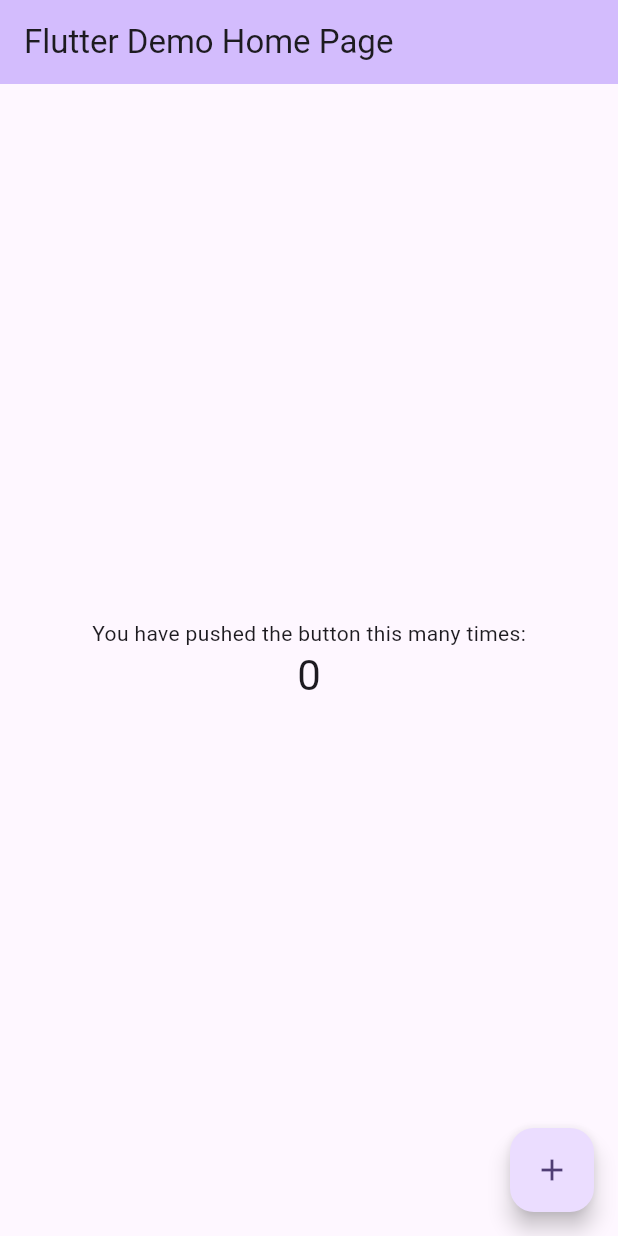
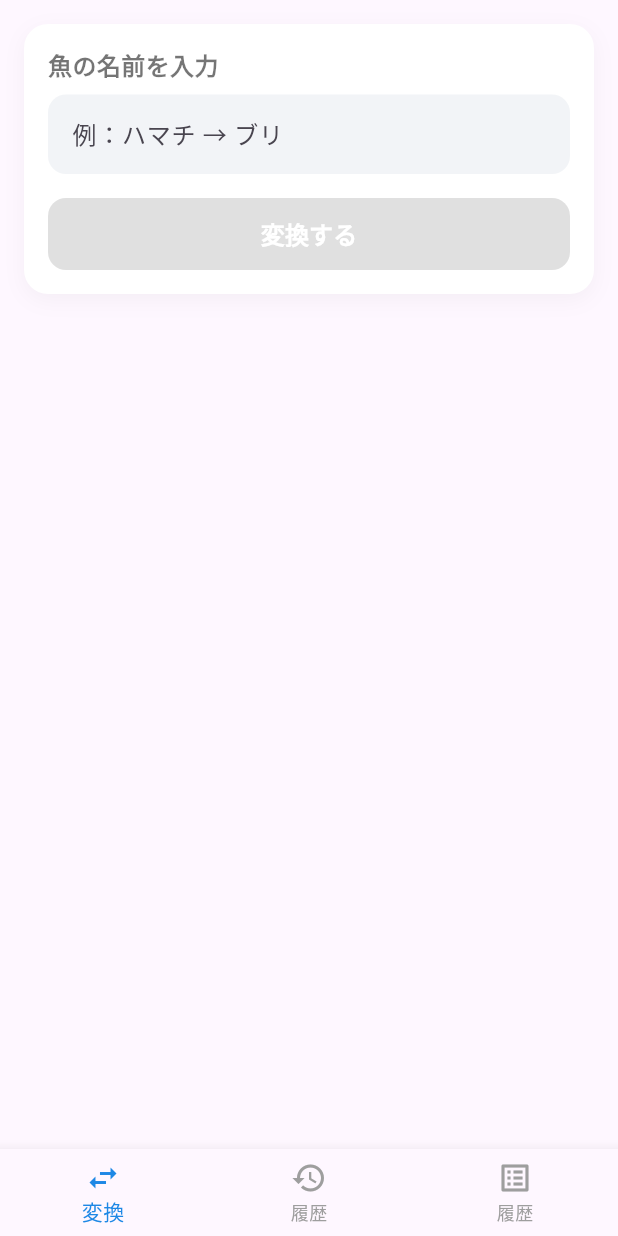
Before and after one commit to koala-craft/gyofu, a Flutter app: the screen it shows after launch, on a phone screen of 412 x 824 dp. Run offline on Flutter 3.47's test engine with Material 3 defaults, Android fonts, the light colour scheme and no system bars; our stand-ins replace go_router.

Commit message:
create convert name page create 3page navi

```diff
--- /dev/null
+++ b/lib/app/main_scaffold.dart
@@ -0,0 +1,52 @@
+import 'package:flutter/material.dart';
+import 'package:go_router/go_router.dart';
+
+class MainScaffold extends StatelessWidget {
+  final Widget child;
+
+  const MainScaffold({super.key, required this.child});
+
+  int _locationToIndex(BuildContext context) {
+    final location = GoRouterState.of(context).uri.toString();
+
+    if (location.startsWith('/history')) return 1;
+    if (location.startsWith('/settings')) return 2;
+    return 0;
+  }
+
+  void _onTap(BuildContext context, int index) {
+    switch (index) {
+      case 0:
+        context.go('/');
+        break;
+      case 1:
+        context.go('/history');
+        break;
+      case 2:
+        context.go('/settings');
+        break;
+    }
+  }
+
+  @override
+  Widget build(BuildContext context) {
+    final currentIndex = _locationToIndex(context);
+
+    return Scaffold(
+      body: child,
+      bottomNavigationBar: BottomNavigationBar(
+        currentIndex: currentIndex,
+        onTap: (i) => _onTap(context, i),
+        type: BottomNavigationBarType.fixed,
+        selectedItemColor: const Color(0xFF1E88E5),
+        unselectedItemColor: Colors.grey,
+        items: const [
+          BottomNavigationBarItem(icon: Icon(Icons.swap_horiz), label: '変換'),
+          BottomNavigationBarItem(icon: Icon(Icons.history), label: '履歴'),
+          BottomNavigationBarItem(icon: Icon(Icons.list_alt), label: '履歴'),
+          // BottomNavigationBarItem(icon: Icon(Icons.settings), label: '設定'),
+        ],
+      ),
+    );
+  }
+}
--- /dev/null
+++ b/lib/data/fish_mock.dart
@@ -0,0 +1,7 @@
+const Map<String, String> fishMock = {
+  'ハマチ': 'ブリ',
+  'ツバス': 'ブリ',
+  'イナダ': 'ブリ',
+  'アジ': 'マアジ',
+  'サバ': 'マサバ',
+};
--- /dev/null
+++ b/lib/data/fish_repository.dart
@@ -0,0 +1,7 @@
+import 'fish_mock.dart';
+
+class FishRepository {
+  String convert(String input) {
+    return fishMock[input] ?? '該当する魚が見つかりません';
+  }
+}
--- a/lib/main.dart
+++ b/lib/main.dart
@@ -1,4 +1,5 @@
 import 'package:flutter/material.dart';
+import 'router.dart';
 
 void main() {
   runApp(const MyApp());
@@ -10,27 +11,11 @@ class MyApp extends StatelessWidget {
   // This widget is the root of your application.
   @override
   Widget build(BuildContext context) {
-    return MaterialApp(
+    return MaterialApp.router(
       title: 'Flutter Demo',
-      theme: ThemeData(
-        // This is the theme of your application.
-        //
-        // TRY THIS: Try running your application with "flutter run". You'll see
-        // the application has a purple toolbar. Then, without quitting the app,
-        // try changing the seedColor in the colorScheme below to Colors.green
-        // and then invoke "hot reload" (save your changes or press the "hot
-        // reload" button in a Flutter-supported IDE, or press "r" if you used
-        // the command line to start the app).
-        //
-        // Notice that the counter didn't reset back to zero; the application
-        // state is not lost during the reload. To reset the state, use hot
-        // restart instead.
-        //
-        // This works for code too, not just values: Most code changes can be
-        // tested with just a hot reload.
-        colorScheme: .fromSeed(seedColor: Colors.deepPurple),
-      ),
-      home: const MyHomePage(title: 'Flutter Demo Home Page'),
+      routerConfig: router,
+      debugShowCheckedModeBanner: false,
+      theme: ThemeData(useMaterial3: true),
     );
   }
 }
--- /dev/null
+++ b/lib/pages/fish_convert_page.dart
@@ -0,0 +1,184 @@
+import 'package:flutter/material.dart';
+import 'package:gyofu/data/fish_repository.dart';
+
+class FishConvertPage extends StatefulWidget {
+  const FishConvertPage({super.key});
+
+  @override
+  State<FishConvertPage> createState() => _FishConvertPageState();
+}
+
+class _FishConvertPageState extends State<FishConvertPage> {
+  final TextEditingController _controller = TextEditingController();
+
+  String _inputText = ''; //入力文字列
+  String _result = ''; //変換結果
+  bool _loading = false; //ローディング画面
+
+  final repo = FishRepository();
+
+  void _convertFishName() {
+    final input = _controller.text.trim();
+
+    setState(() {
+      _result = repo.convert(input);
+    });
+  }
+
+  @override
+  Widget build(BuildContext context) {
+    final theme = Theme.of(context);
+
+    // Scaffoldを抜いて「中身だけ」を返す
+    return Padding(
+      padding: const EdgeInsets.all(16),
+      child: Column(
+        children: [
+          /// 入力カード
+          Container(
+            padding: const EdgeInsets.all(16),
+            decoration: BoxDecoration(
+              color: Colors.white,
+              borderRadius: BorderRadius.circular(16),
+              boxShadow: [
+                BoxShadow(
+                  color: Colors.black.withOpacity(0.04),
+                  blurRadius: 12,
+                  offset: const Offset(0, 4),
+                ),
+              ],
+            ),
+            child: Column(
+              crossAxisAlignment: CrossAxisAlignment.start,
+              children: [
+                const Text(
+                  '魚の名前を入力',
+                  style: TextStyle(
+                    fontSize: 16,
+                    color: Colors.black54,
+                    fontWeight: FontWeight.w600,
+                  ),
+                ),
+                const SizedBox(height: 8),
+                TextField(
+                  controller: _controller,
+                  style: const TextStyle(
+                    color: Colors.black87,
+                    fontSize: 16,
+                    fontWeight: FontWeight.w500,
+                  ),
+                  decoration: InputDecoration(
+                    hintText: '例：ハマチ → ブリ',
+                    filled: true,
+                    fillColor: const Color(0xFFF2F4F7),
+                    border: OutlineInputBorder(
+                      borderRadius: BorderRadius.circular(12),
+                      borderSide: BorderSide.none,
+                    ),
+                    focusedBorder: OutlineInputBorder(
+                      borderRadius: BorderRadius.circular(12),
+                      borderSide: const BorderSide(
+                        color: Color(0xFF1E88E5),
+                        width: 2,
+                      ),
+                    ),
+                    contentPadding: const EdgeInsets.symmetric(
+                      horizontal: 12,
+                      vertical: 14,
+                    ),
+                  ),
+                  onChanged: (value) {
+                    setState(() {
+                      _inputText = value;
+                    });
+                  },
+                ),
+                const SizedBox(height: 16),
+
+                /// 変換ボタン
+                SizedBox(
+                  width: double.infinity,
+                  height: 48,
+                  child: ElevatedButton(
+                    onPressed: _inputText.isEmpty ? null : _convertFishName,
+                    style: ElevatedButton.styleFrom(
+                      backgroundColor: const Color(0xFF1E88E5), // 海系ブルー
+                      disabledBackgroundColor: Colors.grey.shade300,
+                      shape: RoundedRectangleBorder(
+                        borderRadius: BorderRadius.circular(12),
+                      ),
+                      animationDuration: const Duration(milliseconds: 100),
+                      elevation: 0,
+                    ),
+                    child: const Text(
+                      '変換する',
+                      style: TextStyle(
+                        fontSize: 16,
+                        fontWeight: FontWeight.w600,
+                        color: Colors.white,
+                      ),
+                    ),
+                  ),
+                ),
+              ],
+            ),
+          ),
+
+          const SizedBox(height: 24),
+
+          /// 結果カード
+          AnimatedSwitcher(
+            duration: const Duration(milliseconds: 250),
+            transitionBuilder: (child, animation) {
+              return FadeTransition(
+                opacity: animation,
+                child: SlideTransition(
+                  position: Tween<Offset>(
+                    begin: const Offset(0, 0.1),
+                    end: Offset.zero,
+                  ).animate(animation),
+                  child: child,
+                ),
+              );
+            },
+            child: _result.isEmpty
+                ? const SizedBox.shrink()
+                : Container(
+                    key: ValueKey(_result),
+                    width: double.infinity,
+                    padding: const EdgeInsets.all(20),
+                    decoration: BoxDecoration(
+                      color: Colors.white,
+                      borderRadius: BorderRadius.circular(16),
+                      border: Border.all(color: Colors.grey.shade200),
+                    ),
+                    child: Column(
+                      crossAxisAlignment: CrossAxisAlignment.start,
+                      children: [
+                        const Text(
+                          '正式名称',
+                          style: TextStyle(
+                            fontSize: 16,
+                            color: Colors.black54,
+                            fontWeight: FontWeight.w600,
+                          ),
+                        ),
+                        const SizedBox(height: 8),
+                        Text(
+                          _result,
+                          style: theme.textTheme.titleLarge?.copyWith(
+                            fontWeight: FontWeight.bold,
+                            color: _result == '該当する魚が見つかりません'
+                                ? Colors.redAccent
+                                : Colors.black87,
+                          ),
+                        ),
+                      ],
+                    ),
+                  ),
+          ),
+        ],
+      ),
+    );
+  }
+}
--- /dev/null
+++ b/lib/router.dart
@@ -0,0 +1,25 @@
+import 'package:go_router/go_router.dart';
+import 'package:gyofu/pages/fish_convert_page.dart';
+import 'package:gyofu/second_page.dart';
+import 'package:gyofu/app/main_scaffold.dart';
+
+final router = GoRouter(
+  initialLocation: '/',
+  routes: [
+    ShellRoute(
+      builder: (context, state, child) {
+        return MainScaffold(child: child);
+      },
+      routes: [
+        GoRoute(
+          path: '/',
+          builder: (context, state) => const FishConvertPage(),
+        ),
+        GoRoute(
+          path: '/second',
+          builder: (context, state) => const SecondPage(),
+        ),
+      ],
+    ),
+  ],
+);
--- /dev/null
+++ b/lib/second_page.dart
@@ -0,0 +1,15 @@
+import 'package:flutter/material.dart';
+
+class SecondPage extends StatelessWidget {
+  const SecondPage({super.key});
+
+  @override
+  Widget build(BuildContext context) {
+    return Scaffold(
+      appBar: AppBar(title: const Text('2画面目')),
+      body: const Center(
+        child: Text('ここが2画面目', style: TextStyle(fontSize: 20)),
+      ),
+    );
+  }
+}
--- a/pubspec.yaml
+++ b/pubspec.yaml
@@ -30,6 +30,7 @@ environment:
 dependencies:
   flutter:
     sdk: flutter
+  go_router: ^13.0.0
 
   # The following adds the Cupertino Icons font to your application.
   # Use with the CupertinoIcons class for iOS style icons.
```
Also changed, not shown: pubspec.lock.
